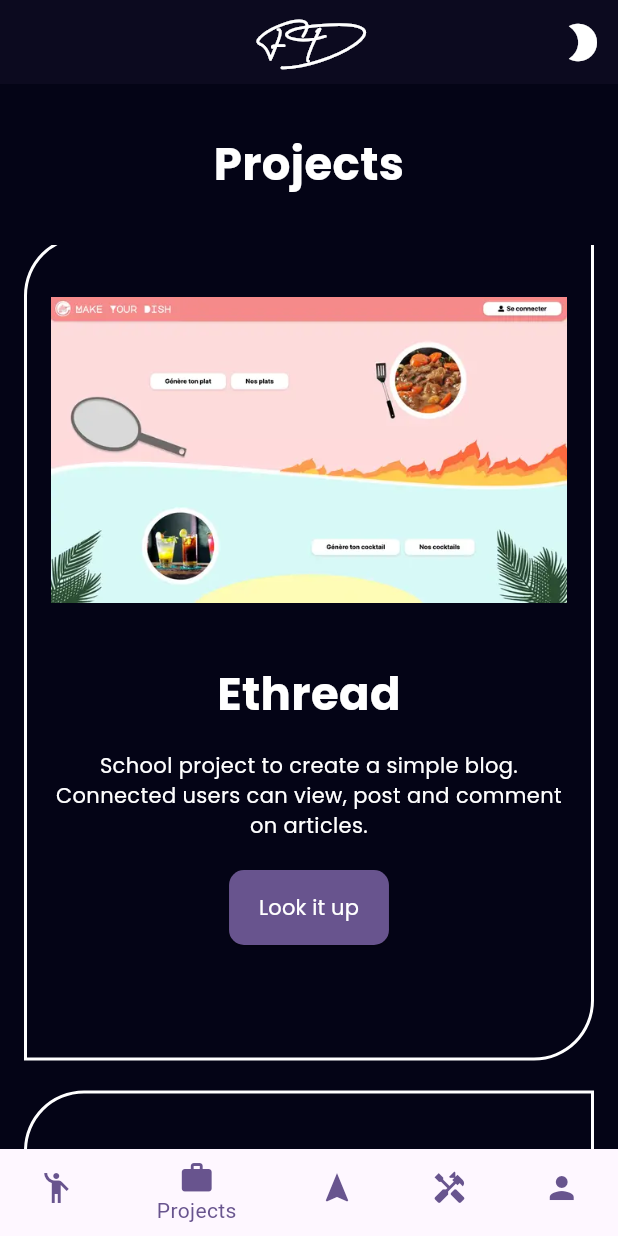
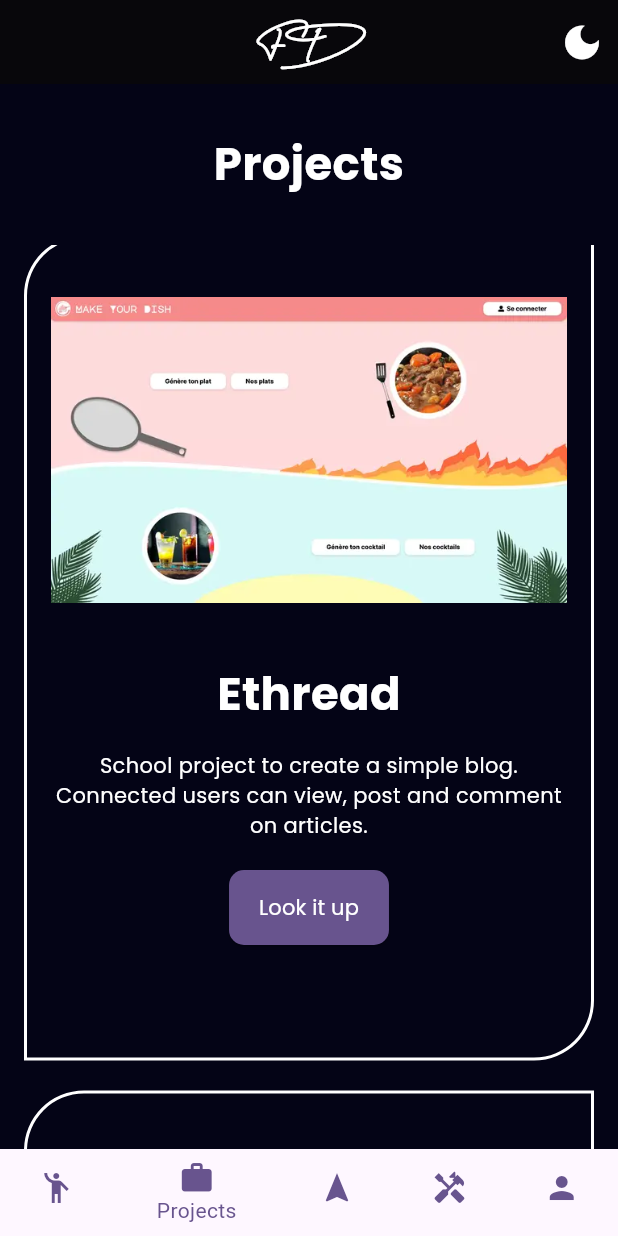
Before and after one commit to faizandarwesh/portfolio_app, a Flutter app: the screen it shows after launch, item 2 of the bottom bar chosen, scrolled down 576 dp, after a tap on the "wb sunny" icon, on a phone screen of 412 x 824 dp. Run offline on Flutter 3.47's test engine with Material 3 defaults, Android fonts, the light colour scheme and no system bars; our stand-ins replace animated_text_kit, flutter_riverpod, flutter_svg, hexcolor, lottie.

Commit message:
Add riverpod package to maintain theme state in the app globally

```diff
--- a/lib/main.dart
+++ b/lib/main.dart
@@ -1,22 +1,33 @@
 import 'package:flutter/material.dart';
-
+import 'package:flutter_riverpod/flutter_riverpod.dart';
+import 'package:portfolio_app/utils/theme/theme_config.dart';
 import 'modules/home/ui/home_screen.dart';
 
 void main() {
-  runApp(const MyApp());
+  runApp(const ProviderScope(child: MyApp()));
 }
 
-class MyApp extends StatelessWidget {
+class MyApp extends ConsumerWidget {
   const MyApp({super.key});
 
   @override
-  Widget build(BuildContext context) {
+  Widget build(BuildContext context, WidgetRef ref) {
+    // Watch the themeProvider to listen to theme changes
+    final themeNotifier = ref.watch(themeProvider);
+
     return MaterialApp(
       title: 'Flutter Demo',
-      theme: ThemeData(
-        colorScheme: ColorScheme.fromSeed(seedColor: Colors.deepPurple),
-        useMaterial3: true,
-      ),
+      theme: themeNotifier.isDarkMode
+          ? ThemeData(
+              colorScheme: ColorScheme.fromSeed(seedColor: Colors.deepPurple),
+              useMaterial3: true,
+        scaffoldBackgroundColor: Colors.black,
+            )
+          : ThemeData(
+              colorScheme: ColorScheme.fromSeed(seedColor: Colors.deepPurple),
+              useMaterial3: true,
+        scaffoldBackgroundColor: Colors.white,
+            ),
       home: const HomeScreen(),
     );
   }
--- a/lib/modules/home/ui/home_screen.dart
+++ b/lib/modules/home/ui/home_screen.dart
@@ -1,11 +1,11 @@
 import 'package:flutter/material.dart';
-import 'package:hexcolor/hexcolor.dart';
 import 'package:portfolio_app/modules/intro/ui/intro_screen.dart';
 
 import '../../contact/ui/contact_screen.dart';
 import '../../journey/ui/journey_listing_screen.dart';
 import '../../projects/ui/project_listing_screen.dart';
 import '../../skills/ui/skill_listing_screen.dart';
+import 'theme_toggle_button.dart';
 
 class HomeScreen extends StatefulWidget {
   const HomeScreen({super.key});
@@ -16,7 +16,6 @@ class HomeScreen extends StatefulWidget {
 
 class _HomeScreenState extends State<HomeScreen> {
   int _currentIndex = 0;
-  var _icon = Icons.wb_sunny;
 
   final List<Widget> _screens = [
     const IntroScreen(),
@@ -29,28 +28,11 @@ class _HomeScreenState extends State<HomeScreen> {
   @override
   Widget build(BuildContext context) {
     return Scaffold(
-      backgroundColor: HexColor('#040416'),
+      // backgroundColor: HexColor('#040416'),
       appBar: AppBar(
         backgroundColor: Colors.transparent,
-        actions: [
-          IconButton(
-            icon: Icon(
-              _icon,
-              color: Colors.white,
-              size: 30,
-            ),
-            onPressed: () {
-              setState(() {
-                if (_icon == Icons.wb_sunny) {
-                  _icon = Icons.brightness_2;
-                  //themeChange.darkTheme = true;
-                } else {
-                  _icon = Icons.wb_sunny;
-                  //themeChange.darkTheme = false;
-                }
-              });
-            },
-          ),
+        actions: const [
+          ThemeToggleButton(),
         ],
         centerTitle: true,
         title: const Text(
--- /dev/null
+++ b/lib/modules/home/ui/theme_toggle_button.dart
@@ -0,0 +1,26 @@
+import 'package:flutter/material.dart';
+import 'package:flutter_riverpod/flutter_riverpod.dart';
+
+import '../../../utils/theme/theme_config.dart';
+
+class ThemeToggleButton extends ConsumerWidget {
+  const ThemeToggleButton({super.key});
+
+  @override
+  Widget build(BuildContext context, WidgetRef ref) {
+
+    // Watch the theme provider to get the current theme state
+    final themeNotifier = ref.watch(themeProvider);
+
+    return IconButton(
+      icon: Icon(
+        themeNotifier.isDarkMode ? Icons.dark_mode : Icons.wb_sunny,
+        color: Colors.white,
+        size: 30,
+      ),
+      onPressed: () {
+        themeNotifier.toggleTheme();
+      },
+    );
+  }
+}
--- a/lib/modules/intro/ui/intro_screen.dart
+++ b/lib/modules/intro/ui/intro_screen.dart
@@ -14,7 +14,7 @@ class IntroScreen extends StatelessWidget {
   @override
   Widget build(BuildContext context) {
     return Scaffold(
-      backgroundColor: HexColor('#040416'),
+      // backgroundColor: HexColor('#040416'),
       body: Stack(
         children: [
           Positioned.fill(
--- /dev/null
+++ b/lib/utils/theme/theme_config.dart
@@ -0,0 +1,21 @@
+import 'package:flutter/material.dart';
+import 'package:flutter_riverpod/flutter_riverpod.dart';
+
+
+// Create ChangeNotifierProvider for ThemeNotifier
+final themeProvider = ChangeNotifierProvider<ThemeNotifier>((ref) {
+  return ThemeNotifier();
+});
+
+
+class ThemeNotifier extends ChangeNotifier {
+  bool _isDarkMode = false;
+
+  bool get isDarkMode => _isDarkMode;
+
+  // Toggles between light and dark theme
+  void toggleTheme() {
+    _isDarkMode = !_isDarkMode;
+    notifyListeners();  // Notify listeners that theme has changed
+  }
+}
```
